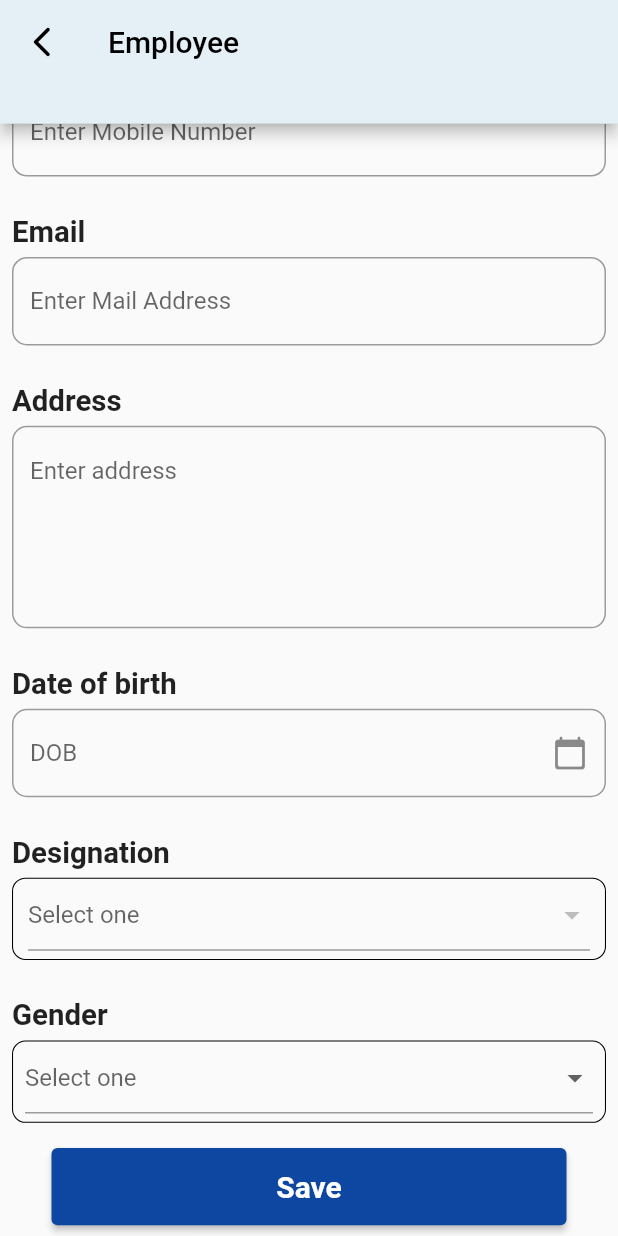
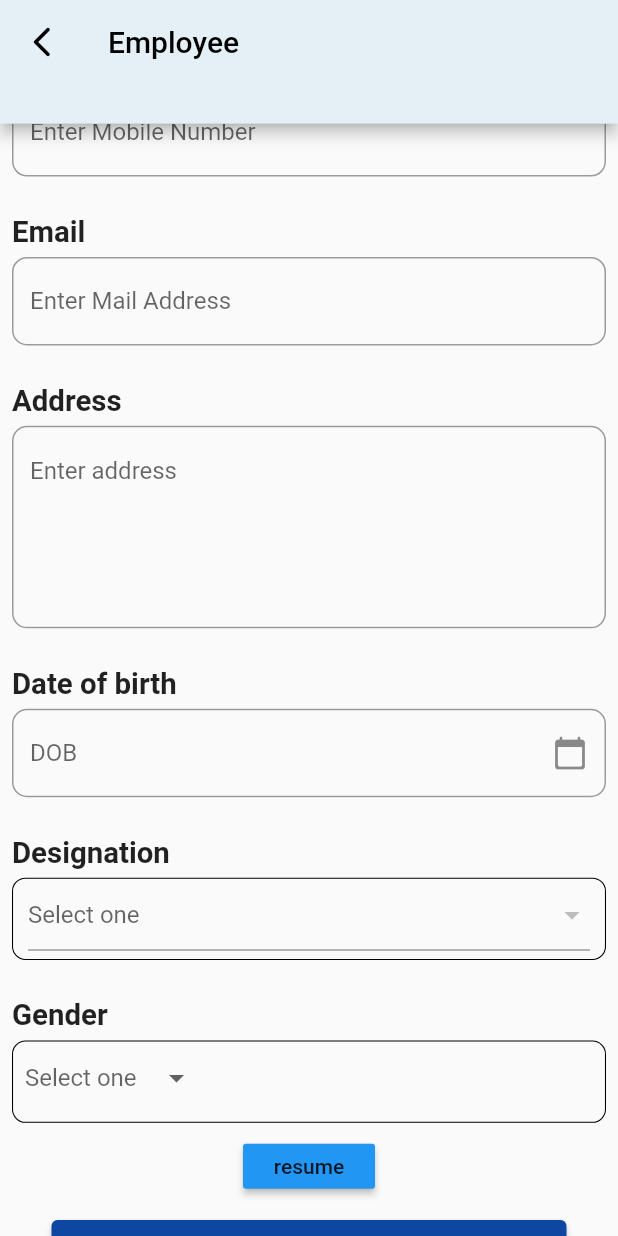
Before and after one commit to Mithunms1234/pixbit_mt, a Flutter app: the AddEmployee screen opened directly, scrolled down 468 dp, on a phone screen of 412 x 824 dp. Run offline on Flutter 3.47's test engine with Material 2 defaults, Android fonts, the light colour scheme and no system bars; our stand-ins replace file_picker, image_picker, shared_preferences; accounts and stored records are empty; network calls fail.

Commit message:
fourth commit

```diff
--- a/lib/Add employee.dart
+++ b/lib/Add employee.dart
@@ -1,10 +1,14 @@
 import 'dart:convert';
 import 'dart:io';
+
 import 'package:flutter/material.dart';
 import 'package:http/http.dart';
 import 'package:image_picker/image_picker.dart';
 import 'package:intl/intl.dart';
 import 'package:shared_preferences/shared_preferences.dart';
+import 'package:file_picker/file_picker.dart';
+
+import 'Employee.dart';
 
 class AddEmployee extends StatefulWidget {
   const AddEmployee({super.key});
@@ -14,36 +18,37 @@ class AddEmployee extends StatefulWidget {
 }
 
 class _AddEmployeeState extends State<AddEmployee> {
-
   GlobalKey<FormState> nameKey = GlobalKey<FormState>();
 
-  Future<dynamic> designations()
-  async {
+  bool designationCheck = false;
+  bool genderCheck = false;
+  bool resumeCheck = false;
+
+  designations() async {
     SharedPreferences sharedpref = await SharedPreferences.getInstance();
     var token = await sharedpref.getString("access_token");
-
-    print(token);
-
     Map<String, String> header = {
       'Accept': 'application/json',
       'Authorization': "Bearer ${token.toString()}"
     };
-    var designationResponse = await get(Uri.parse("http://training.pixbit.in/api/designations"),headers: header);
+    var designationResponse = await get(
+        Uri.parse("http://training.pixbit.in/api/designations"),
+        headers: header);
     var responseBody = jsonDecode(designationResponse.body);
-    print(responseBody["data"]["data"][1]["name"]);
-            ListItem.clear();
-    for(int i=0; i<= responseBody["data"]["data"].length; i++)
-      {
-        ListItem.add(responseBody["data"]["data"][i]["name"]);
-        print(responseBody["data"]["data"][i]["name"]);
-      }
+    listItem.clear();
+
+    responseBody["data"]["data"].forEach((e) {
+      listItem.add({"name": e["name"], "id": e["id"]});
+    });
+
+    setState(() {});
     return responseBody;
   }
 
   String? valueChooseDesignation;
-  List<String> ListItem = [];
+  List listItem = [];
   String? valueChooseGender;
-  List<String> ListItemGender = ["Male","Female","Transgender"];
+  List<String> listItemGender = ["Male", "Female", "Transgender"];
 
   TextEditingController firstName = TextEditingController();
   TextEditingController lastName = TextEditingController();
@@ -64,7 +69,7 @@ class _AddEmployeeState extends State<AddEmployee> {
     var request = MultipartRequest(
         "POST", Uri.parse("http://training.pixbit.in/api/employees"));
     request.fields["first_name"] = firstName.text;
-    request.fields["last-name"] = lastName.text;
+    request.fields["last_name"] = lastName.text;
     request.fields["mobile"] = mobileNumber.text;
     request.fields["email"] = email.text;
     request.fields["present_address"] = address.text;
@@ -77,22 +82,47 @@ class _AddEmployeeState extends State<AddEmployee> {
     request.fields["permanent_address"] = address.text;
     request.fields["status"] = "permanent";
     request.headers["Accept"] = "application/json";
-    request.headers["Authorization"] = token!;
+    request.headers["Authorization"] = "Bearer ${token.toString()}";
 
     request.files.add(MultipartFile.fromBytes(
         "profile_picture", File(profPhoto!.path).readAsBytesSync(),
         filename: profPhoto!.path));
     request.files.add(MultipartFile.fromBytes(
-        "resume", File(profPhoto!.path).readAsBytesSync(),
-        filename: profPhoto!.path));
+        "resume", File(resume!.path).readAsBytesSync(),
+        filename: resume!.path));
 
-    request.send().then((response) {
+    request.send().then((response) async {
       print(response.statusCode);
+
+      if (response.statusCode == 200) {
+        var data = await Response.fromStream(response);
+        var rbody = jsonDecode(data.body);
+
+        Navigator.of(context).pushReplacement(MaterialPageRoute(
+          builder: (context) => Empoloyee(),
+        ));
+      }
     });
   }
 
-  dates()
-  async {
+  File? resume;
+  selectpdf() async {
+    FilePickerResult? result = await FilePicker.platform.pickFiles(
+      type: FileType.custom,
+      allowedExtensions: ['pdf', 'doc'],
+    );
+
+    if (result != null) {
+      File? file = File(result.files.single.path!);
+      setState(() {
+        resume = file;
+      });
+    } else {
+      // User canceled the picker
+    }
+  }
+
+  dates() async {
     var datee = await showDatePicker(
         context: context,
         initialDate: DateTime.now(),
@@ -100,18 +130,20 @@ class _AddEmployeeState extends State<AddEmployee> {
         lastDate: DateTime.now());
     if (datee != null) {
       setState(() {
-        dateB.text =
-            DateFormat('dd-MM-yyyy').format(datee);
+        dateB.text = DateFormat('dd-MM-yyyy').format(datee);
       });
     }
   }
 
-
+  @override
+  void initState() {
+    designations();
+    // TODO: implement initState
+    super.initState();
+  }
 
   @override
   Widget build(BuildContext context) {
-
-
     var screenH = MediaQuery.of(context).size.height;
     var screenW = MediaQuery.of(context).size.width;
     return Scaffold(
@@ -119,15 +151,16 @@ class _AddEmployeeState extends State<AddEmployee> {
           preferredSize: Size.fromHeight(screenH / 10),
           child: AppBar(
             title: Text("Employee", style: TextStyle(color: Colors.black)),
-          leading: IconButton(onPressed: () {
-              print(nameKey.currentState!.validate());
-          }, icon: Icon( Icons.arrow_back_ios_new_rounded, color: Colors.black)),
+            leading: IconButton(
+                onPressed: () {
+                  Navigator.pop(context);
+                },
+                icon: Icon(Icons.arrow_back_ios_new_rounded,
+                    color: Colors.black)),
             backgroundColor: const Color(0xffe4f0f6),
           ),
         ),
-      body: FutureBuilder(future: designations(),
-        builder: (context,snapshot) {
-          return SingleChildScrollView(
+        body: SingleChildScrollView(
           child: Padding(
             padding: const EdgeInsets.all(8.0),
             child: Form(
@@ -139,13 +172,18 @@ class _AddEmployeeState extends State<AddEmployee> {
                     child: SizedBox(
                       width: screenW / 2,
                       child: Stack(children: [
-                          CircleAvatar(
-
-                              radius: screenW / 4.5),
+                        profPhoto != null
+                            ? CircleAvatar(
+                                radius: screenW / 4.5,
+                                backgroundImage: FileImage(profPhoto!),
+                              )
+                            : CircleAvatar(
+                                radius: screenW / 4.5,
+                              ),
                         FloatingActionButton(
                           onPressed: () async {
-                              ImagePicker Imagepicker = ImagePicker();
-                              XFile? image = await Imagepicker.pickImage(
+                            ImagePicker imagePicker = ImagePicker();
+                            XFile? image = await imagePicker.pickImage(
                                 source: ImageSource.gallery);
                             if (image != null) {
                               setState(() {
@@ -153,8 +191,8 @@ class _AddEmployeeState extends State<AddEmployee> {
                               });
                             }
                           },
-                            child: Icon(Icons.edit),
                           backgroundColor: Colors.white54,
+                          child: const Icon(Icons.edit),
                         )
                       ]),
                     ),
@@ -165,7 +203,7 @@ class _AddEmployeeState extends State<AddEmployee> {
                         fontSize: screenW / 21, fontWeight: FontWeight.bold),
                   ),
                   Padding(
-                      padding: EdgeInsets.symmetric(vertical: 5),
+                    padding: const EdgeInsets.symmetric(vertical: 5),
                     child: TextFormField(
                       validator: (value) {
                         if (value!.isEmpty) {
@@ -177,7 +215,7 @@ class _AddEmployeeState extends State<AddEmployee> {
                         labelText: 'Enter Name',
                         border: OutlineInputBorder(
                           borderRadius: BorderRadius.circular(10),
-                            borderSide: BorderSide(
+                          borderSide: const BorderSide(
                             color: Colors.grey,
                             width: 1,
                           ),
@@ -194,7 +232,7 @@ class _AddEmployeeState extends State<AddEmployee> {
                         fontSize: screenW / 21, fontWeight: FontWeight.bold),
                   ),
                   Padding(
-                      padding: EdgeInsets.symmetric(vertical: 5),
+                    padding: const EdgeInsets.symmetric(vertical: 5),
                     child: TextFormField(
                       validator: (value) {
                         if (value!.isEmpty) {
@@ -223,7 +261,7 @@ class _AddEmployeeState extends State<AddEmployee> {
                         fontSize: screenW / 21, fontWeight: FontWeight.bold),
                   ),
                   Padding(
-                      padding: EdgeInsets.symmetric(vertical: 5),
+                    padding: const EdgeInsets.symmetric(vertical: 5),
                     child: TextFormField(
                       validator: (value) {
                         if (value!.isEmpty) {
@@ -238,7 +276,7 @@ class _AddEmployeeState extends State<AddEmployee> {
                         labelText: 'Enter Mobile Number',
                         border: OutlineInputBorder(
                           borderRadius: BorderRadius.circular(10),
-                            borderSide: BorderSide(
+                          borderSide: const BorderSide(
                             color: Colors.grey,
                             width: 1,
                           ),
@@ -255,13 +293,14 @@ class _AddEmployeeState extends State<AddEmployee> {
                         fontSize: screenW / 21, fontWeight: FontWeight.bold),
                   ),
                   Padding(
-                      padding: EdgeInsets.symmetric(vertical: 5),
+                    padding: const EdgeInsets.symmetric(vertical: 5),
                     child: TextFormField(
                       validator: (value) {
                         if (value!.isEmpty) {
                           return "please enter Email";
                         }
-                          if (!RegExp(r'^[\w-]+(\.[\w-]+)*@[\w-]+(\.[\w-]+)+$').hasMatch(value)) {
+                        if (!RegExp(r'^[\w-]+(\.[\w-]+)*@[\w-]+(\.[\w-]+)+$')
+                            .hasMatch(value)) {
                           return 'Please enter a valid email';
                         }
                       },
@@ -270,7 +309,7 @@ class _AddEmployeeState extends State<AddEmployee> {
                         labelText: 'Enter Mail Address',
                         border: OutlineInputBorder(
                           borderRadius: BorderRadius.circular(10),
-                            borderSide: BorderSide(
+                          borderSide: const BorderSide(
                             color: Colors.grey,
                             width: 1,
                           ),
@@ -287,7 +326,7 @@ class _AddEmployeeState extends State<AddEmployee> {
                         fontSize: screenW / 21, fontWeight: FontWeight.bold),
                   ),
                   Padding(
-                      padding: EdgeInsets.symmetric(vertical: 5),
+                    padding: const EdgeInsets.symmetric(vertical: 5),
                     child: TextFormField(
                       validator: (value) {
                         if (value!.isEmpty) {
@@ -301,7 +340,7 @@ class _AddEmployeeState extends State<AddEmployee> {
                         alignLabelWithHint: true,
                         border: OutlineInputBorder(
                           borderRadius: BorderRadius.circular(10),
-                            borderSide: BorderSide(
+                          borderSide: const BorderSide(
                             color: Colors.grey,
                             width: 1,
                           ),
@@ -318,8 +357,9 @@ class _AddEmployeeState extends State<AddEmployee> {
                         fontSize: screenW / 21, fontWeight: FontWeight.bold),
                   ),
                   Padding(
-                      padding: EdgeInsets.symmetric(vertical: 5),
-                      child: TextFormField( validator: (value) {
+                    padding: const EdgeInsets.symmetric(vertical: 5),
+                    child: TextFormField(
+                      validator: (value) {
                         if (value!.isEmpty) {
                           return "please enter date of birth";
                         }
@@ -331,14 +371,14 @@ class _AddEmployeeState extends State<AddEmployee> {
                       readOnly: true,
                       decoration: InputDecoration(
                         suffixIcon: IconButton(
-                              onPressed: ()  {
+                            onPressed: () {
                               dates();
                             },
                             icon: Icon(Icons.calendar_today_rounded)),
                         labelText: 'DOB',
                         border: OutlineInputBorder(
                           borderRadius: BorderRadius.circular(10),
-                            borderSide: BorderSide(
+                          borderSide: const BorderSide(
                             color: Colors.grey,
                             width: 1,
                           ),
@@ -355,37 +395,37 @@ class _AddEmployeeState extends State<AddEmployee> {
                         fontSize: screenW / 21, fontWeight: FontWeight.bold),
                   ),
                   Padding(
-                      padding: EdgeInsets.symmetric(vertical: 5),
+                      padding: const EdgeInsets.symmetric(vertical: 5),
                       child: Container(
-                        padding: EdgeInsets.symmetric(horizontal: 10),
-                        decoration: BoxDecoration(borderRadius: BorderRadius.circular(9),border: Border.all(color: Colors.black,width: 0.7)),
-                        height: screenH/15,width: double.infinity,
+                        padding: const EdgeInsets.symmetric(horizontal: 10),
+                        decoration: BoxDecoration(
+                            borderRadius: BorderRadius.circular(9),
+                            border:
+                                Border.all(color: Colors.black, width: 0.7)),
+                        height: screenH / 15,
+                        width: double.infinity,
                         child: DropdownButtonFormField(
                           enableFeedback: false,
-                            hint: Text(valueChooseDesignation != null ? "$valueChooseDesignation" : "Select one"),
+                          hint: Text(valueChooseDesignation != null
+                              ? "$valueChooseDesignation"
+                              : "Select one"),
                           borderRadius: BorderRadius.circular(5),
                           value: valueChooseDesignation,
-                            items: ListItem.map((valueItem) {
-                              return DropdownMenuItem(alignment: Alignment.center,
-                                value: valueItem,
-                                child: Text(valueItem),
+                          items: listItem.map((valueItem) {
+                            return DropdownMenuItem(
+                              alignment: Alignment.center,
+                              value: valueItem["id"].toString(),
+                              child: Text(valueItem["name"].toString()),
                             );
                           }).toList(),
-                            onChanged: (newvalue) {
+                          onChanged: (newValue) {
                             setState(() {
-                                valueChooseDesignation = newvalue;
-                                print(valueChooseDesignation);
-
+                              valueChooseDesignation = newValue.toString();
+                              designationCheck = true;
                             });
                           },
-                            validator: (value) {
-                      if (value!.isEmpty) {
-                      return "select designation";
-                      }
-                      },
                         ),
-                      )
-                    ),
+                      )),
                   SizedBox(
                     height: screenH / 40,
                   ),
@@ -395,36 +435,46 @@ class _AddEmployeeState extends State<AddEmployee> {
                         fontSize: screenW / 21, fontWeight: FontWeight.bold),
                   ),
                   Padding(
-                      padding: EdgeInsets.symmetric(vertical: 5),
-                      child:  Container(
-                        padding: EdgeInsets.symmetric(horizontal: 8),
-                        decoration: BoxDecoration(borderRadius: BorderRadius.circular(9),border: Border.all(color: Colors.black,width: 0.7)),
-                        height: screenH/15,width: double.infinity,
-                        child: DropdownButtonFormField(
-                            validator: (value) {
-                              if (value!.isEmpty) {
-                                return "select gender";
-                              }
-                            },   enableFeedback: false,
-                            hint: Text(valueChooseGender != null ? "$valueChooseGender" : "Select one"),
+                      padding: const EdgeInsets.symmetric(vertical: 5),
+                      child: Container(
+                        padding: const EdgeInsets.symmetric(horizontal: 8),
+                        decoration: BoxDecoration(
+                            borderRadius: BorderRadius.circular(9),
+                            border:
+                                Border.all(color: Colors.black, width: 0.7)),
+                        height: screenH / 15,
+                        width: double.infinity,
+                        child: DropdownButton(
+                            underline: SizedBox(),
+                            enableFeedback: false,
+                            hint: Text(valueChooseGender != null
+                                ? "$valueChooseGender"
+                                : "Select one"),
                             borderRadius: BorderRadius.circular(5),
                             value: valueChooseGender,
-                            items: ListItemGender.map((valueItem) {
+                            items: listItemGender.map((valueItem) {
                               return DropdownMenuItem(
                                 alignment: Alignment.center,
                                 value: valueItem,
                                 child: Text(valueItem),
                               );
                             }).toList(),
-                            onChanged: (newvalue) {
+                            onChanged: (newValue) {
                               setState(() {
-                                valueChooseGender = newvalue;
-                                print(valueChooseGender);
-
+                                valueChooseGender = newValue;
+                                genderCheck = true;
                               });
-                            }
-                        ),
-                      )
+                            }),
+                      )),
+                  Center(
+                    child: MaterialButton(
+                        height: 30,
+                        color: Colors.blue,
+                        onPressed: () {
+                          selectpdf();
+                          resumeCheck = true;
+                        },
+                        child: const Text("resume")),
                   ),
                   SizedBox(
                     height: screenH / 70,
@@ -438,30 +488,43 @@ class _AddEmployeeState extends State<AddEmployee> {
                               backgroundColor:
                                   MaterialStateProperty.all(Colors.blue[900])),
                           onPressed: () {
-                              print("d");
-
                             var s = nameKey.currentState!.validate();
                             if (s == true) {
-                                  print("t");
-                                addEmployee();
-                                 }
-                                else {
-                                  print("u");
-
-                                  print("not working");
+                              if (profPhoto == null) {
                                 ScaffoldMessenger.of(context)
                                     .showSnackBar(const SnackBar(
                                   content: Center(
-                                        child: Text(
-                                            "credential doesn't match",
-                                            style: TextStyle(
-                                                color: Colors.red))),
+                                      child: Text("Please upload profile photo",
+                                          style: TextStyle(color: Colors.red))),
+                                  backgroundColor: Colors.white,
+                                ));
+                              } else {
+                                if (resumeCheck == true &&
+                                    designationCheck == true &&
+                                    genderCheck == true) {
+                                  addEmployee();
+                                } else {
+                                  ScaffoldMessenger.of(context)
+                                      .showSnackBar(const SnackBar(
+                                    content: Center(
+                                        child: Text("some thing is missing",
+                                            style:
+                                                TextStyle(color: Colors.red))),
+                                    backgroundColor: Colors.white,
+                                  ));
+                                }
+                              }
+                            } else {
+                              ScaffoldMessenger.of(context)
+                                  .showSnackBar(const SnackBar(
+                                content: Center(
+                                    child: Text("credential doesn't match",
+                                        style: TextStyle(color: Colors.red))),
                                 backgroundColor: Colors.white,
                               ));
                             }
                           },
-
-                            child: Text("Save",
+                          child: const Text("Save",
                               style: TextStyle(
                                   fontSize: 20, fontWeight: FontWeight.w600))),
                     ),
@@ -470,9 +533,6 @@ class _AddEmployeeState extends State<AddEmployee> {
               ),
             ),
           ),
-          );
-        }
-      ),
-    );
+        ));
   }
 }
--- a/lib/LoginScreen.dart
+++ b/lib/LoginScreen.dart
@@ -70,7 +70,6 @@ class _LoginScreenState extends State<LoginScreen> {
                                   fontWeight: FontWeight.bold)),
                           Text("Please login to your account",
                               style: TextStyle(fontSize: screenW / 20)),
-
                         ],
                       ),
                     ),
@@ -194,9 +193,6 @@ class _LoginScreenState extends State<LoginScreen> {
                                         fontSize: 20,
                                         fontWeight: FontWeight.w600))),
                           ),
-                          FloatingActionButton(onPressed: () {
-                            print(namekey.currentState!.validate());
-                          },)
                         ],
                       ),
                     ),
--- a/lib/main.dart
+++ b/lib/main.dart
@@ -12,6 +12,7 @@ class MyApp extends StatelessWidget {
   @override
   Widget build(BuildContext context) {
     return MaterialApp(
+      debugShowCheckedModeBanner: false,
       home: LoginScreen(),
     );
   }
--- a/pubspec.yaml
+++ b/pubspec.yaml
@@ -40,6 +40,7 @@ dependencies:
   flutter_easyloading: ^3.0.5
   intl: ^0.18.1
   image_picker: ^1.0.0
+  file_picker: ^5.3.2
 
 dev_dependencies:
   flutter_test:
```
Also changed, not shown: pubspec.lock. Lines whose indentation alone changed are shown as unchanged.
